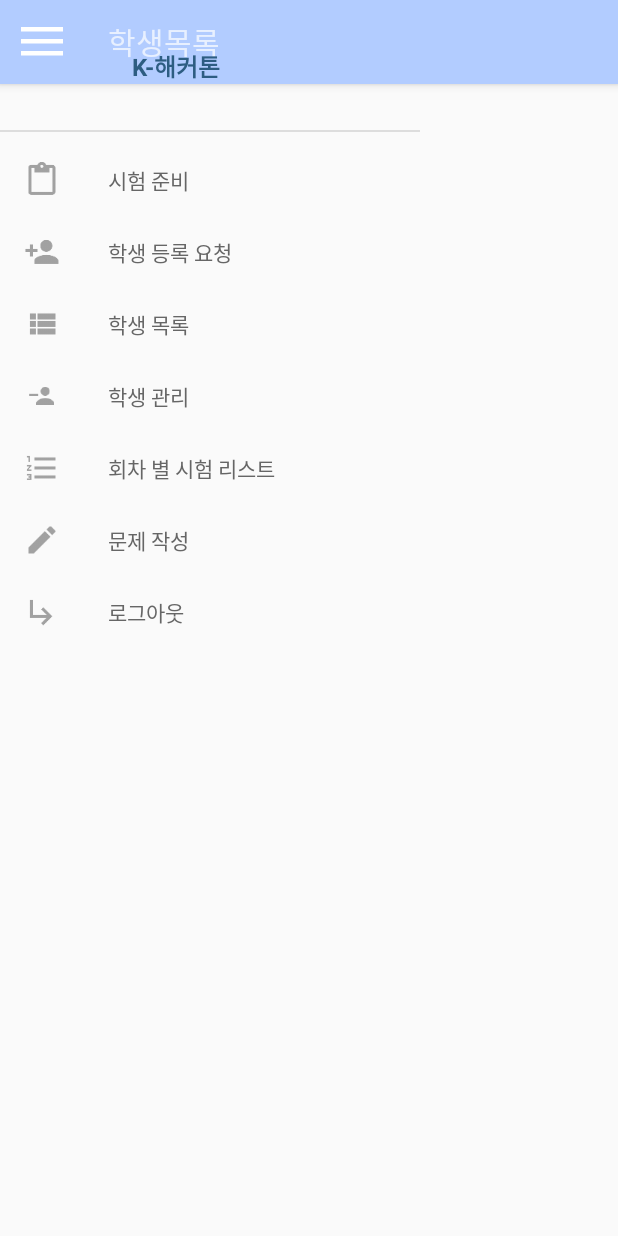
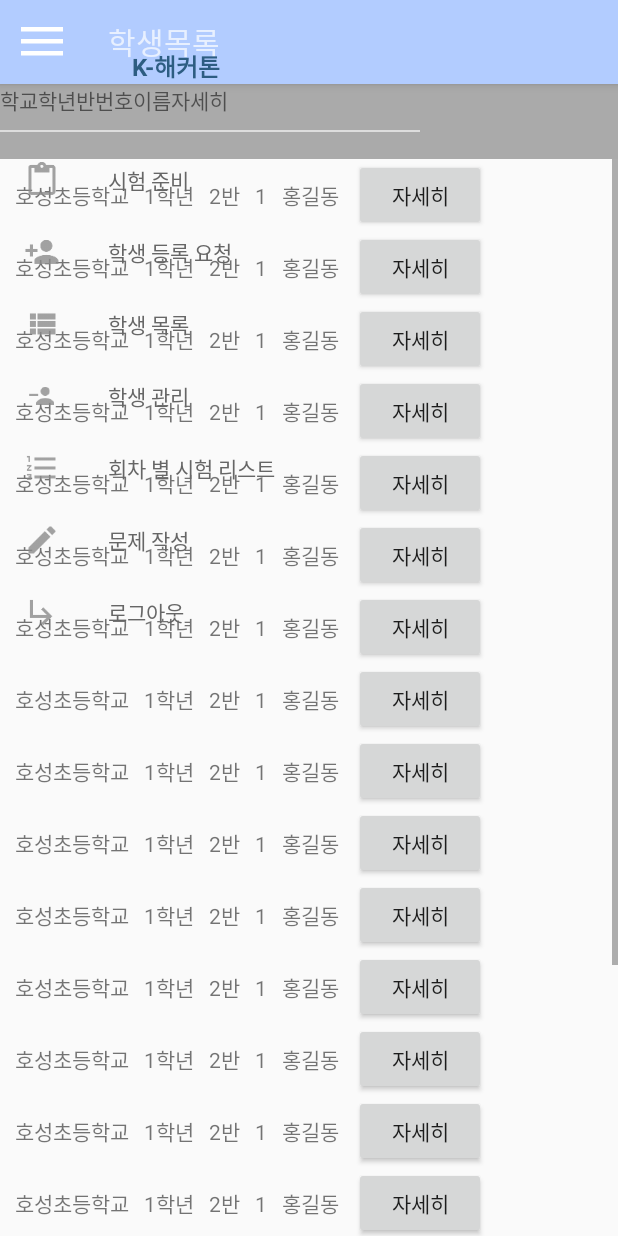
Before and after one commit to blxckdog7702/dictation_teacher, an Android app: the StudentListActivity screen opened directly, with no data from a screen before it, on a phone screen of 412 x 824 dp. Run offline under Robolectric (Android 15) with nearby library versions, the phone set to English and light mode, and no system bars; our stand-ins replace ButterKnife; libraries missing offline, so code that uses them is left out: com.mxn.soul; plain views replace FlowingDrawer, FlowingMenuLayout; pictures from the network do not load; 1 statement that could not run was skipped.

Commit message:
[추가]학생 목록

```diff
--- a/app/src/main/java/com/blackdog/dictation_teacher/Activity/StudentListActivity.java
+++ b/app/src/main/java/com/blackdog/dictation_teacher/Activity/StudentListActivity.java
@@ -1,11 +1,21 @@
 package com.blackdog.dictation_teacher.Activity;
 
 import android.os.Bundle;
+import android.support.v7.widget.LinearLayoutManager;
+import android.support.v7.widget.RecyclerView;
 
 import com.blackdog.dictation_teacher.Activity.base.BaseDrawerActivity;
+import com.blackdog.dictation_teacher.Adapter.StudentListAdapter;
 import com.blackdog.dictation_teacher.R;
+import com.blackdog.dictation_teacher.models.Student;
+
+import java.util.ArrayList;
+import java.util.List;
 
 public class StudentListActivity extends BaseDrawerActivity {
+    private RecyclerView mRecyclerView;
+    private RecyclerView.Adapter mAdapter;
+    private RecyclerView.LayoutManager mLayoutManager;
 
     @Override
     protected void onCreate(Bundle savedInstanceState) {
@@ -13,5 +23,32 @@ public class StudentListActivity extends BaseDrawerActivity {
         setContentView(R.layout.activity_student_list);
 
         toolbarTitle.setText("학생목록");
+
+        mRecyclerView = (RecyclerView) findViewById(R.id.student_recycler_view);
+
+        // use this setting to improve performance if you know that changes
+        // in content do not change the layout size of the RecyclerView
+        mRecyclerView.setHasFixedSize(true);
+
+        // use a linear layout manager
+        mLayoutManager = new LinearLayoutManager(this);
+        mRecyclerView.setLayoutManager(mLayoutManager);
+
+        List<Student> dataset = new ArrayList<>();
+
+        for (int i = 0; i < 20; i++) {
+            Student item = new Student();
+            item.setSchool("호성초등학교");
+            item.setGrade("1학년");
+            item.setClass_("2반");
+            item.setStudentId(1);
+            item.setName("홍길동");
+
+            dataset.add(item);
+        }
+
+        // specify an adapter (see also next example)
+        mAdapter = new StudentListAdapter(this, dataset);
+        mRecyclerView.setAdapter(mAdapter);
     }
 }
--- /dev/null
+++ b/app/src/main/java/com/blackdog/dictation_teacher/Adapter/StudentListAdapter.java
@@ -0,0 +1,84 @@
+package com.blackdog.dictation_teacher.Adapter;
+
+import android.content.Context;
+import android.support.v7.widget.RecyclerView;
+import android.view.LayoutInflater;
+import android.view.View;
+import android.view.ViewGroup;
+import android.widget.Button;
+import android.widget.TextView;
+import android.widget.Toast;
+
+import com.blackdog.dictation_teacher.R;
+import com.blackdog.dictation_teacher.models.Student;
+
+import java.util.List;
+
+/**
+ * Created by DH on 2017-10-12.
+ */
+
+public class StudentListAdapter extends RecyclerView.Adapter<StudentListAdapter.ViewHolder> {
+    private List<Student> mStudentList;
+    private Context mContext;
+
+    public StudentListAdapter(Context _context, List<Student> _studentList) {
+        mContext = _context;
+        mStudentList = _studentList;
+    }
+
+    public static class ViewHolder extends RecyclerView.ViewHolder {
+        // each data item is just a string in this case
+        public TextView mSchool;
+        public TextView mGrade;
+        public TextView mClassNumber;
+        public TextView mStudentNumber;
+        public TextView mStudentName;
+        public Button mStudentDetail;
+
+        public ViewHolder(View v) {
+            super(v);
+            mSchool = (TextView) v.findViewById(R.id.tv_school);
+            mGrade = (TextView) v.findViewById(R.id.tv_grade);
+            mClassNumber = (TextView) v.findViewById(R.id.tv_class_number);
+            mStudentNumber = (TextView) v.findViewById(R.id.tv_student_number);
+            mStudentName = (TextView) v.findViewById(R.id.tv_student_name);
+            mStudentDetail = (Button) v.findViewById(R.id.bt_student_detail);
+        }
+    }
+
+    @Override
+    public ViewHolder onCreateViewHolder(ViewGroup parent, int viewType) {
+        // create a new view
+        View v = LayoutInflater.from(parent.getContext())
+                .inflate(R.layout.item_student_list, parent, false);
+        // set the view's size, margins, paddings and layout parameters
+        ViewHolder vh = new ViewHolder(v);
+        return vh;
+    }
+
+    @Override
+    public void onBindViewHolder(ViewHolder holder, int position) {
+        // - get element from your dataset at this position
+        // - replace the contents of the view with that element
+        holder.mSchool.setText(mStudentList.get(position).getSchool());
+        holder.mGrade.setText(mStudentList.get(position).getGrade());
+        holder.mClassNumber.setText(mStudentList.get(position).getClass_());
+        holder.mStudentNumber.setText(mStudentList.get(position).getStudentId().toString());
+        holder.mStudentName.setText(mStudentList.get(position).getName());
+
+        holder.mStudentDetail.setOnClickListener(new View.OnClickListener() {
+            @Override
+            public void onClick(View v) {
+                Toast.makeText(mContext, "테스트용", Toast.LENGTH_SHORT).show();
+            }
+        });
+    }
+
+    @Override
+    public int getItemCount() {
+        return mStudentList.size();
+    }
+
+
+}
--- /dev/null
+++ b/app/src/main/res/layout/item_student_list.xml
@@ -0,0 +1,51 @@
+<?xml version="1.0" encoding="utf-8"?>
+<LinearLayout xmlns:android="http://schemas.android.com/apk/res/android"
+    android:layout_width="match_parent"
+    android:layout_height="wrap_content"
+    android:orientation="horizontal">
+
+
+    <TextView
+        android:id="@+id/tv_school"
+        android:layout_width="wrap_content"
+        android:layout_height="wrap_content"
+        android:layout_marginLeft="10dp" />
+
+    <TextView
+        android:id="@+id/tv_grade"
+        android:layout_width="wrap_content"
+        android:layout_height="wrap_content"
+        android:layout_marginLeft="10dp"
+
+        />
+
+    <TextView
+        android:id="@+id/tv_class_number"
+        android:layout_width="wrap_content"
+        android:layout_height="wrap_content"
+        android:layout_marginLeft="10dp"
+
+        />
+
+    <TextView
+        android:id="@+id/tv_student_number"
+        android:layout_width="wrap_content"
+        android:layout_height="wrap_content"
+        android:layout_marginLeft="10dp"
+
+        />
+
+    <TextView
+        android:id="@+id/tv_student_name"
+        android:layout_width="wrap_content"
+        android:layout_height="wrap_content"
+        android:layout_marginLeft="10dp" />
+
+    <Button
+        android:id="@+id/bt_student_detail"
+        android:layout_width="wrap_content"
+        android:layout_height="wrap_content"
+        android:layout_marginLeft="10dp"
+        android:text="자세히"/>
+
+</LinearLayout>
```
Also changed, not shown: app/src/main/res/layout/activity_student_list.xml (+51 -2 lines).
